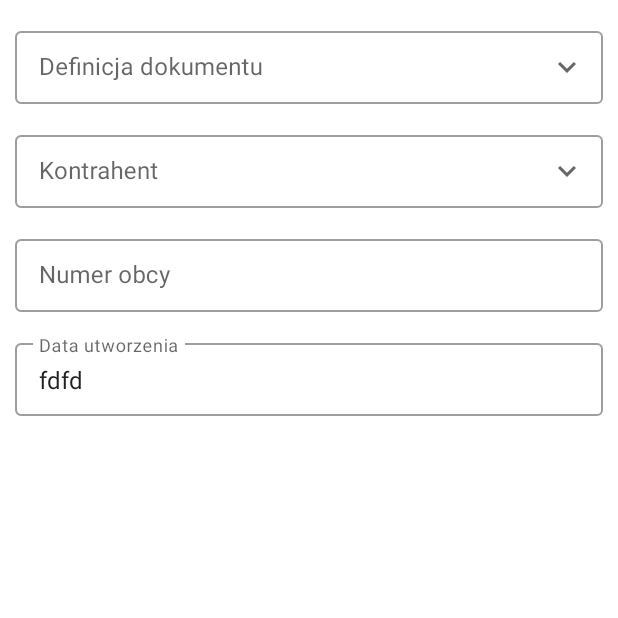
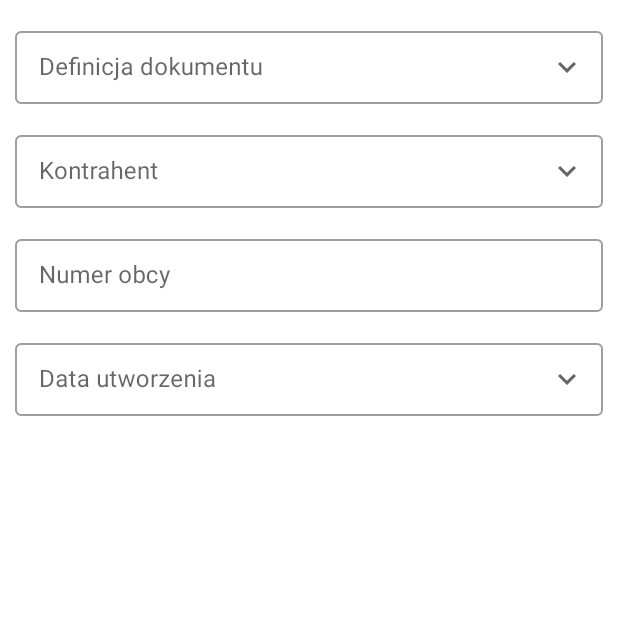
Before and after one commit to Maxteusz/GDE_Mobile, an Android app: the DocumentDetailsFragment screen opened through its navigation route, on a phone screen of 412 x 824 dp, the top half of it. Run offline under Robolectric (Android 15) with nearby library versions, the phone set to English and light mode, and no system bars; our stand-ins replace data binding; Roboto replaces fonts that are not available here; 2 statements that could not run were skipped.

Commit message:
Make DatePicker in DocumentDetailsFragment.kt

```diff
--- a/app/src/main/java/com/example/gdemobile/models/Cargo.kt
+++ b/app/src/main/java/com/example/gdemobile/models/Cargo.kt
@@ -1,8 +1,6 @@
 package com.example.gdemobile.models
 
 open class Cargo(val code:  String, val name: String, val barcode: String, val unit : String): ObjectBase(){
-    constructor(id : String, code: String, name: String, barcode : String, unit : String) : this(code,name,barcode,unit)
-
 
 
 }
--- a/app/src/main/java/com/example/gdemobile/models/Contractor.kt
+++ b/app/src/main/java/com/example/gdemobile/models/Contractor.kt
@@ -2,6 +2,4 @@ package com.example.gdemobile.models
 
 
 class Contractor(val id: String?, val code: String?, val name: String?) : ObjectBase() {
-
-    constructor() : this(null,null,null)
 }
--- a/app/src/main/java/com/example/gdemobile/models/Document.kt
+++ b/app/src/main/java/com/example/gdemobile/models/Document.kt
@@ -1,11 +1,14 @@
 package com.example.gdemobile.models
 
+import com.example.gdemobile.utils.DateFormat
+import java.time.LocalDateTime
+import java.time.format.DateTimeFormatter
+import java.util.Calendar
 
 class Document {
 
     var contractor: Contractor? = null
     var definition: DocumentDefinition? = null
-    var date = "fdfd"
-
+    var date = LocalDateTime.parse(LocalDateTime.now().toString(),DateTimeFormatter.ofPattern(DateFormat.SIMPLE_DATE))
 
 }
--- a/app/src/main/java/com/example/gdemobile/ui/cargoList/fragments/DocumentDetailsFragment.kt
+++ b/app/src/main/java/com/example/gdemobile/ui/cargoList/fragments/DocumentDetailsFragment.kt
@@ -1,15 +1,19 @@
 package com.example.gdemobile.ui.cargoList.fragments
 
+import android.app.DatePickerDialog
 import android.os.Bundle
 import androidx.fragment.app.Fragment
 import android.view.LayoutInflater
 import android.view.View
 import android.view.ViewGroup
+import android.widget.DatePicker
 import androidx.lifecycle.ViewModelProvider
 import androidx.navigation.fragment.findNavController
 import com.example.gdemobile.R
 import com.example.gdemobile.databinding.FragmentDocumentDetailsBinding
 import com.example.gdemobile.ui.cargoList.CargoListViewModel
+import com.example.gdemobile.utils.ExtensionFunction
+import java.util.Date
 
 
 class DocumentDetailsFragment : Fragment() {
@@ -27,6 +31,11 @@ private lateinit var binding : FragmentDocumentDetailsBinding
         inflater: LayoutInflater, container: ViewGroup?,
         savedInstanceState: Bundle?
     ): View? {
+
+        viewModel = ViewModelProvider(requireActivity()).get(CargoListViewModel::class.java)
+        binding.document = viewModel.document.value
+
+
         binding = FragmentDocumentDetailsBinding.inflate(layoutInflater)
         binding.contractorTextfield.setEndIconOnClickListener({
             findNavController().navigate(R.id.action_documentDetailsFragment_to_contractorListFragment)
@@ -34,17 +43,21 @@ private lateinit var binding : FragmentDocumentDetailsBinding
         binding.contractorEdittext.setOnClickListener {
             findNavController().navigate(R.id.action_documentDetailsFragment_to_contractorListFragment)
         }
-
         binding.dokdefTextfield.setEndIconOnClickListener({
             findNavController().navigate(R.id.action_documentDetailsFragment_to_documentDefinitionListFragment)
         })
         binding.dokdefEdittext.setOnClickListener {
             findNavController().navigate(R.id.action_documentDetailsFragment_to_documentDefinitionListFragment)
         }
+        binding.dateEdittext.setOnClickListener {
+            val dataPicekr = DatePickerDialog(requireContext())
+
+        }
 
 
-        viewModel = ViewModelProvider(requireActivity()).get(CargoListViewModel::class.java)
-        binding.document = viewModel.document.value
+
+
+
         return binding.root
     }
 
--- a/app/src/main/java/com/example/gdemobile/ui/cargoList/fragments/DocumentPositionListFragment.kt
+++ b/app/src/main/java/com/example/gdemobile/ui/cargoList/fragments/DocumentPositionListFragment.kt
@@ -38,9 +38,9 @@ class DocumentPositionListFragment : Fragment(), StateResponse, KeyListener {
 
 
     init {
-        lifecycleScope.launch(Dispatchers.Main) {
+        /*lifecycleScope.launch(Dispatchers.Main) {
             Utils.getToken(thisFragment)
-        }
+        }*/
     }
 
 
@@ -142,6 +142,4 @@ class DocumentPositionListFragment : Fragment(), StateResponse, KeyListener {
             viewModel.scannedBarcode.value += event?.unicodeChar?.toChar()
         return true
     }
-
-
 }
--- /dev/null
+++ b/app/src/main/java/com/example/gdemobile/utils/DateFormat.kt
@@ -0,0 +1,5 @@
+package com.example.gdemobile.utils
+
+object DateFormat {
+    const val SIMPLE_DATE  = "dd-MM-yyyy"
+}
--- a/app/src/main/res/layout/fragment_document_details.xml
+++ b/app/src/main/res/layout/fragment_document_details.xml
@@ -69,6 +69,7 @@
                 android:layout_width="match_parent"
                 android:layout_height="wrap_content"
                 android:layout_marginTop="15dp"
+
                 android:hint="Numer obcy">
 
                 <com.google.android.material.textfield.TextInputEditText
@@ -76,17 +77,23 @@
                     android:layout_height="wrap_content" />
             </com.google.android.material.textfield.TextInputLayout>
 
+
             <com.google.android.material.textfield.TextInputLayout
+                android:id="@+id/date_textlayout"
                 style="@style/Widget.MaterialComponents.TextInputLayout.OutlinedBox.Dense"
                 android:layout_width="match_parent"
                 android:layout_height="wrap_content"
+                app:endIconDrawable="@drawable/baseline_expand_more_24"
+                app:endIconMode="custom"
                 android:layout_marginTop="15dp"
                 android:hint="Data utworzenia">
 
                 <com.google.android.material.textfield.TextInputEditText
+                    android:id="@+id/date_edittext"
                     android:layout_width="match_parent"
                     android:layout_height="wrap_content"
-                    android:text="@{document.date}" />
+                    android:editable="false"
+                    android:text="@{document.date.toString()}" />
             </com.google.android.material.textfield.TextInputLayout>
 
         </LinearLayout>
```
Also changed, not shown: app/src/main/java/com/example/gdemobile/ui/cargoList/CargoListViewModel.kt (+8 -4 lines), app/src/main/java/com/example/gdemobile/ui/menu/MenuActivity.kt (+3 -4 lines), app/src/main/java/com/example/gdemobile/utils/ExtensionFunction.kt (added, +8 -0 lines), app/src/main/java/com/example/gdemobile/utils/Utils.kt (+7 -10 lines).
